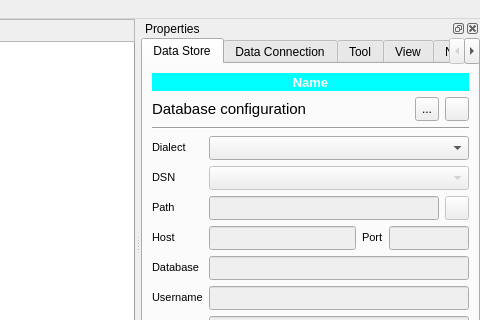
The window that spinetoolbox/ui/mainwindow.ui (spine-tools/Spine-Toolbox) describes before a commit, drawn with Qt 5; both pictures show x 429 to 909 and y 0 to 320 of the 909 by 707 pixel window.
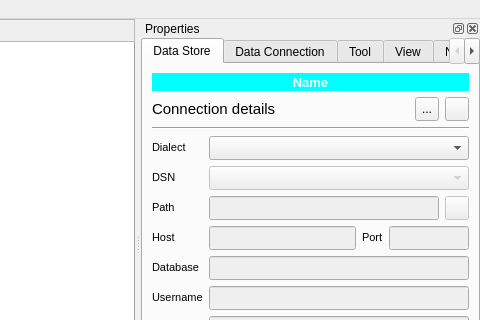
The same window after the commit. Icons and pictures are not drawn. Custom widgets are drawn as their Qt base class.

Diff of the .ui file:
```diff
--- a/spinetoolbox/ui/mainwindow.ui
+++ b/spinetoolbox/ui/mainwindow.ui
@@ -411,7 +411,7 @@
               </font>
              </property>
              <property name="text">
-              <string>Database configuration</string>
+              <string>Connection details</string>
              </property>
              <property name="alignment">
               <set>Qt::AlignLeading|Qt::AlignLeft|Qt::AlignVCenter</set>
```
